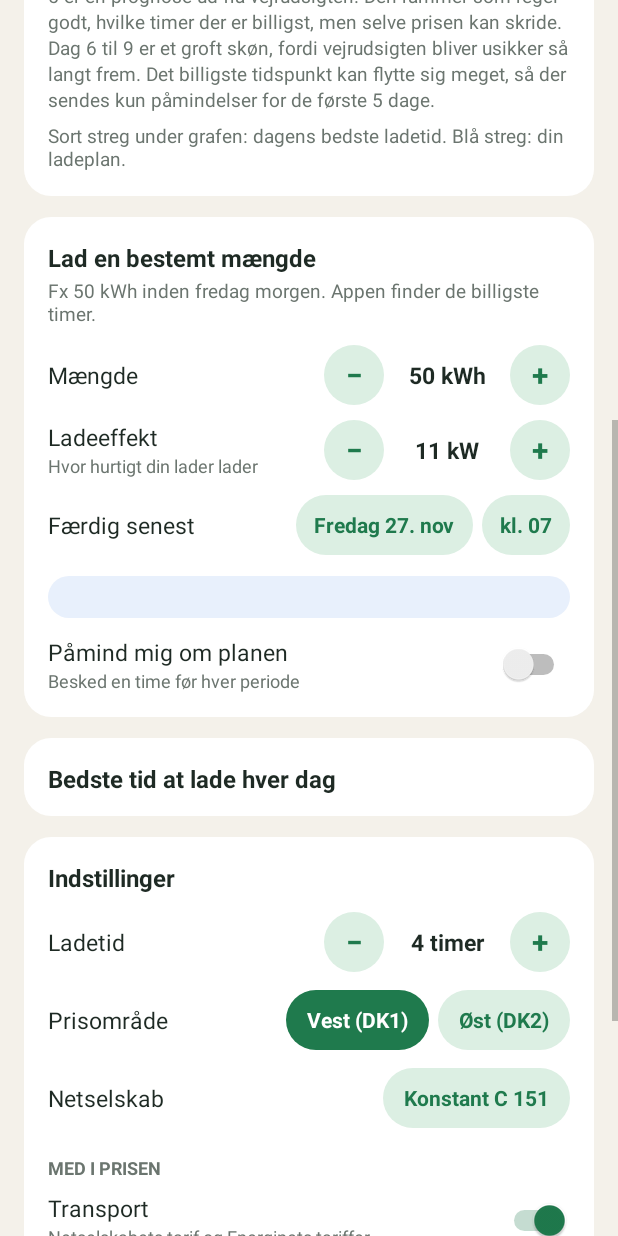
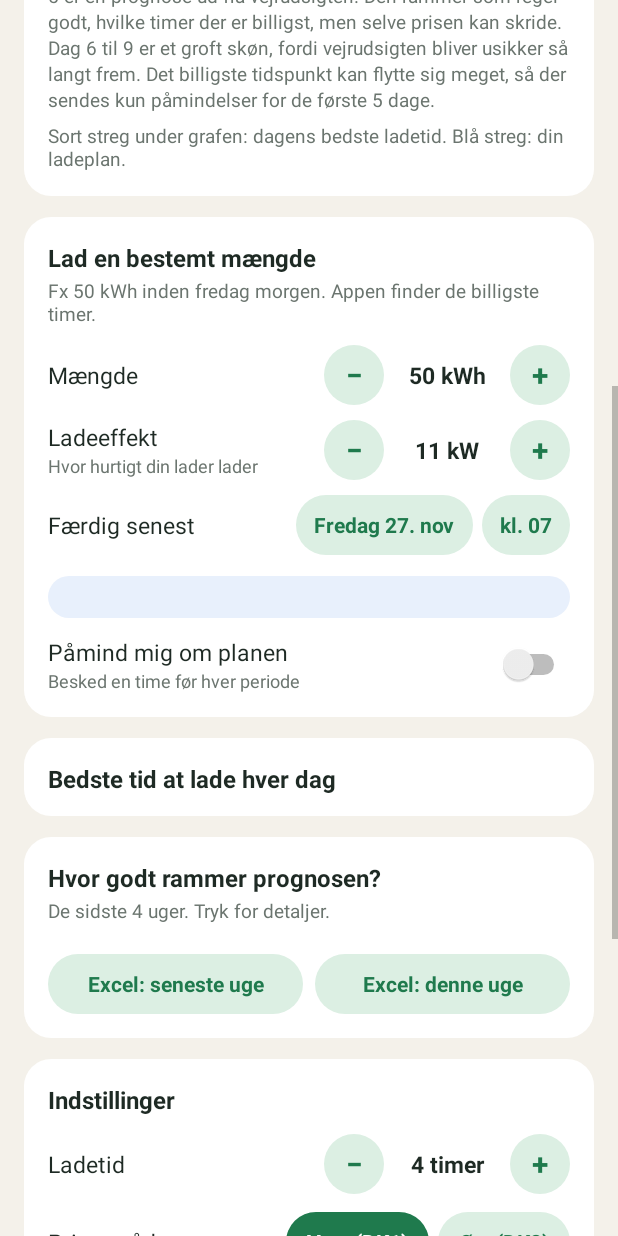
Before and after one commit to jonurskov/Ladetid, an Android app: the screen it shows after launch (MainActivity), scrolled down 576 dp, on a phone screen of 412 x 824 dp. Run offline under Robolectric (Android 15) with nearby library versions, the phone set to English and light mode, and no system bars; network calls fail; pictures from the network do not load; 1 statement that could not run was skipped.

Commit message:
Add files via upload

```diff
--- a/app/src/main/res/layout/activity_main.xml
+++ b/app/src/main/res/layout/activity_main.xml
@@ -430,6 +430,73 @@
                 android:orientation="vertical" />
         </LinearLayout>
 
+        <!-- Prognosekontrol -->
+        <LinearLayout
+            android:id="@+id/qualityCard"
+            android:layout_width="match_parent"
+            android:layout_height="wrap_content"
+            android:layout_marginTop="14dp"
+            android:background="@drawable/card_bg"
+            android:orientation="vertical"
+            android:padding="16dp">
+
+            <TextView
+                android:layout_width="wrap_content"
+                android:layout_height="wrap_content"
+                android:text="Hvor godt rammer prognosen?"
+                android:textColor="@color/ink"
+                android:textSize="16sp"
+                android:textStyle="bold" />
+
+            <TextView
+                android:id="@+id/qualityNote"
+                android:layout_width="match_parent"
+                android:layout_height="wrap_content"
+                android:layout_marginTop="2dp"
+                android:text="De sidste 4 uger. Tryk for detaljer."
+                android:textColor="@color/muted"
+                android:textSize="12.5sp" />
+
+            <LinearLayout
+                android:id="@+id/qualityBody"
+                android:layout_width="match_parent"
+                android:layout_height="wrap_content"
+                android:layout_marginTop="8dp"
+                android:orientation="vertical" />
+
+            <LinearLayout
+                android:layout_width="match_parent"
+                android:layout_height="wrap_content"
+                android:layout_marginTop="12dp"
+                android:orientation="horizontal">
+
+                <TextView
+                    android:id="@+id/excelWeek"
+                    android:layout_width="0dp"
+                    android:layout_height="40dp"
+                    android:layout_weight="1"
+                    android:background="@drawable/chip_bg"
+                    android:gravity="center"
+                    android:text="Excel: seneste uge"
+                    android:textColor="@color/accent"
+                    android:textSize="14sp"
+                    android:textStyle="bold" />
+
+                <TextView
+                    android:id="@+id/excelNow"
+                    android:layout_width="0dp"
+                    android:layout_height="40dp"
+                    android:layout_marginStart="8dp"
+                    android:layout_weight="1"
+                    android:background="@drawable/chip_bg"
+                    android:gravity="center"
+                    android:text="Excel: denne uge"
+                    android:textColor="@color/accent"
+                    android:textSize="14sp"
+                    android:textStyle="bold" />
+            </LinearLayout>
+        </LinearLayout>
+
         <!-- Indstillinger -->
         <LinearLayout
             android:layout_width="match_parent"
```
